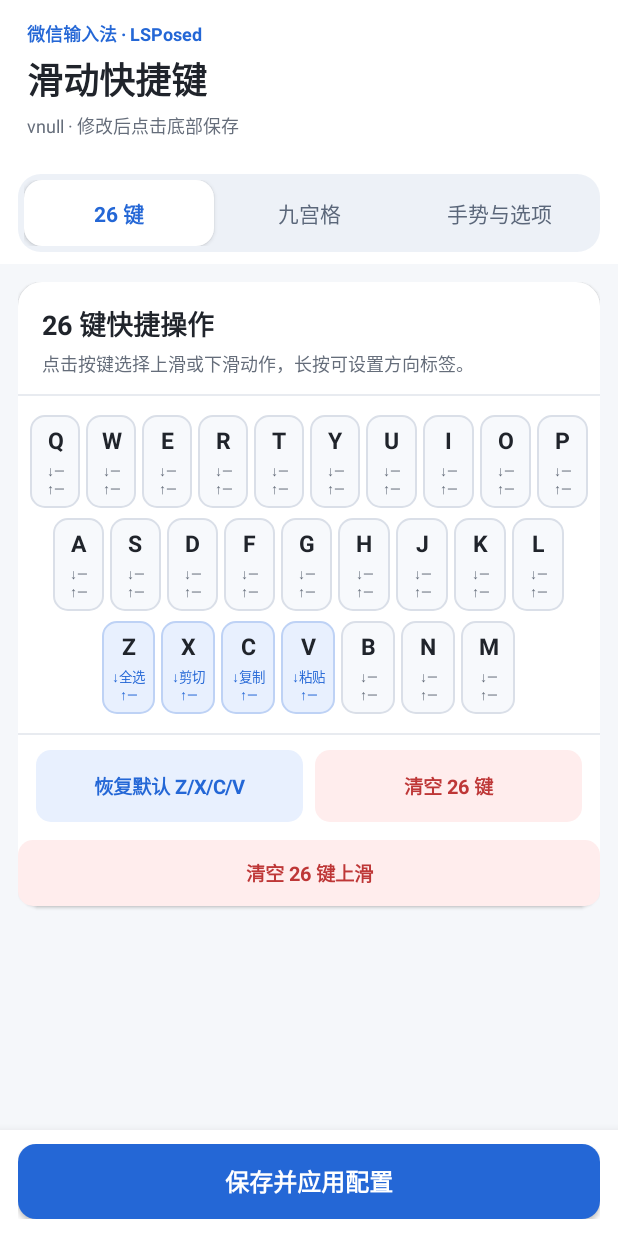
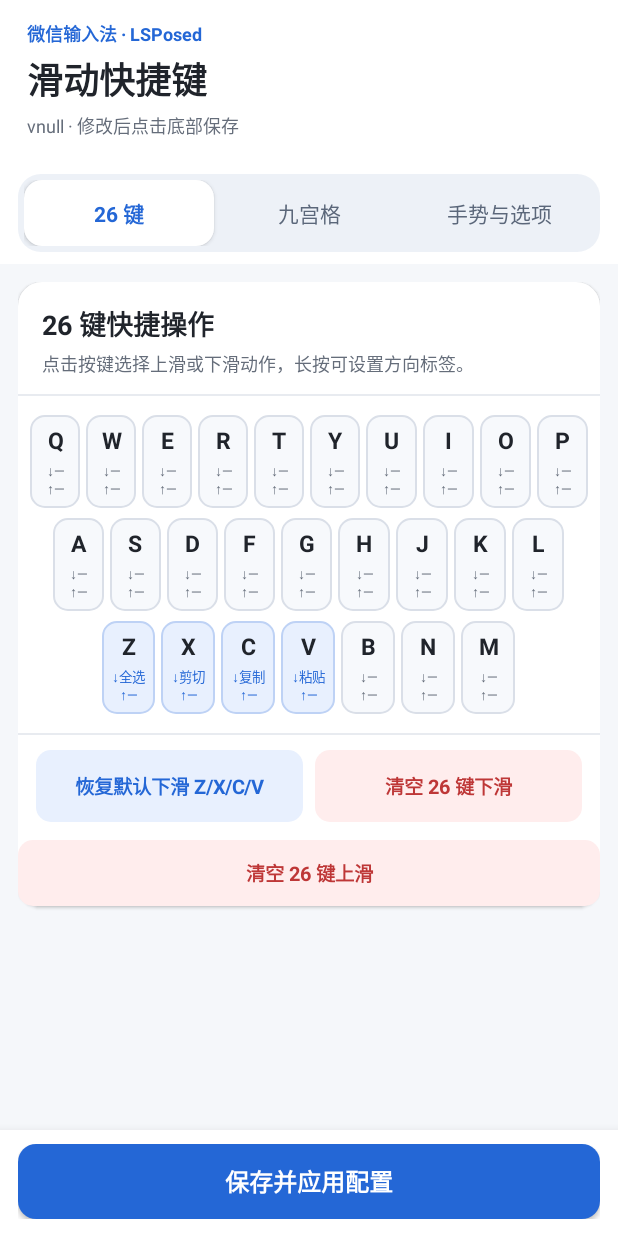
Before and after one commit to waoui/WeType-Swipe, an Android app: the screen it shows after launch (MainActivity), on a phone screen of 412 x 824 dp. Run offline under Robolectric (Android 15) with nearby library versions, the phone set to English and light mode, and no system bars.

Commit message:
ui: distinguish clearing legacy downward mappings from upward mappings

```diff
--- a/app/src/main/java/com/rww/wetypeswipe/MainActivity.java
+++ b/app/src/main/java/com/rww/wetypeswipe/MainActivity.java
@@ -232,11 +232,11 @@ public final class MainActivity extends Activity {
         LinearLayout tools = horizontal();
         tools.setPadding(dp(12), dp(10), dp(12), dp(12));
 
-        TextView defaults = smallAction("恢复默认 Z/X/C/V", false);
+        TextView defaults = smallAction("恢复默认下滑 Z/X/C/V", false);
         defaults.setOnClickListener(v -> restoreQwertyDefaults());
         tools.addView(defaults, new LinearLayout.LayoutParams(0, dp(48), 1f));
 
-        TextView clear = smallAction("清空 26 键", true);
+        TextView clear = smallAction("清空 26 键下滑", true);
         LinearLayout.LayoutParams clearParams = new LinearLayout.LayoutParams(0, dp(48), 1f);
         clearParams.leftMargin = dp(8);
         tools.addView(clear, clearParams);
@@ -327,7 +327,7 @@ public final class MainActivity extends Activity {
         card.addView(divider());
         LinearLayout tools = horizontal();
         tools.setPadding(dp(12), dp(10), dp(12), dp(12));
-        TextView clear = smallAction("清空九宫格映射", true);
+        TextView clear = smallAction("清空九宫格下滑", true);
         tools.addView(clear, new LinearLayout.LayoutParams(
                 ViewGroup.LayoutParams.MATCH_PARENT, dp(48)));
         clear.setOnClickListener(v -> confirmClearT9());
@@ -824,7 +824,7 @@ public final class MainActivity extends Activity {
 
     private void confirmClearQwerty() {
         new AlertDialog.Builder(this)
-                .setTitle("清空 26 键映射？")
+                .setTitle("清空 26 键下滑映射？")
                 .setMessage("将清空全部快捷功能和禁用下滑按键，保存前仍可重新设置。")
                 .setNegativeButton("取消", null)
                 .setPositiveButton("清空", (dialog, which) -> {
@@ -838,7 +838,7 @@ public final class MainActivity extends Activity {
 
     private void confirmClearT9() {
         new AlertDialog.Builder(this)
-                .setTitle("清空九宫格映射？")
+                .setTitle("清空九宫格下滑映射？")
                 .setMessage("2–9 将全部恢复为未绑定，保存前仍可重新设置。")
                 .setNegativeButton("取消", null)
                 .setPositiveButton("清空", (dialog, which) -> {
```
